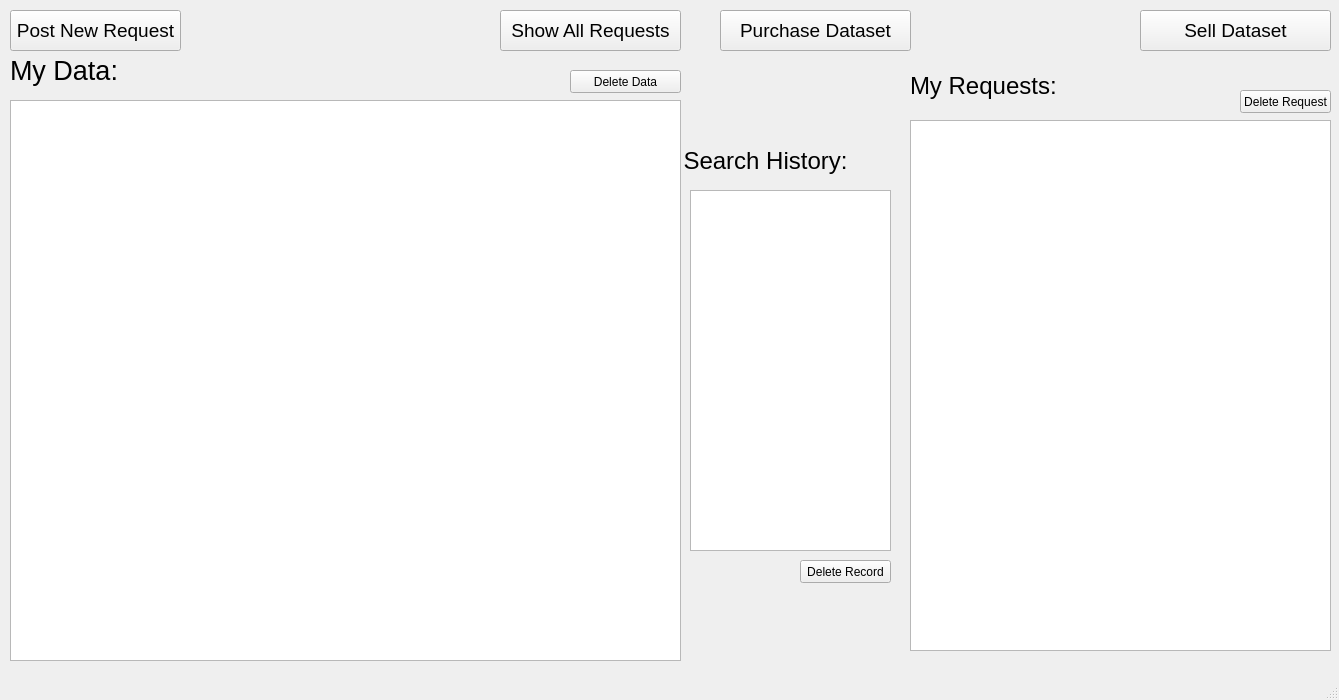
Old version of the form main page.ui in the repository SyedMTaseen/DataSeed.
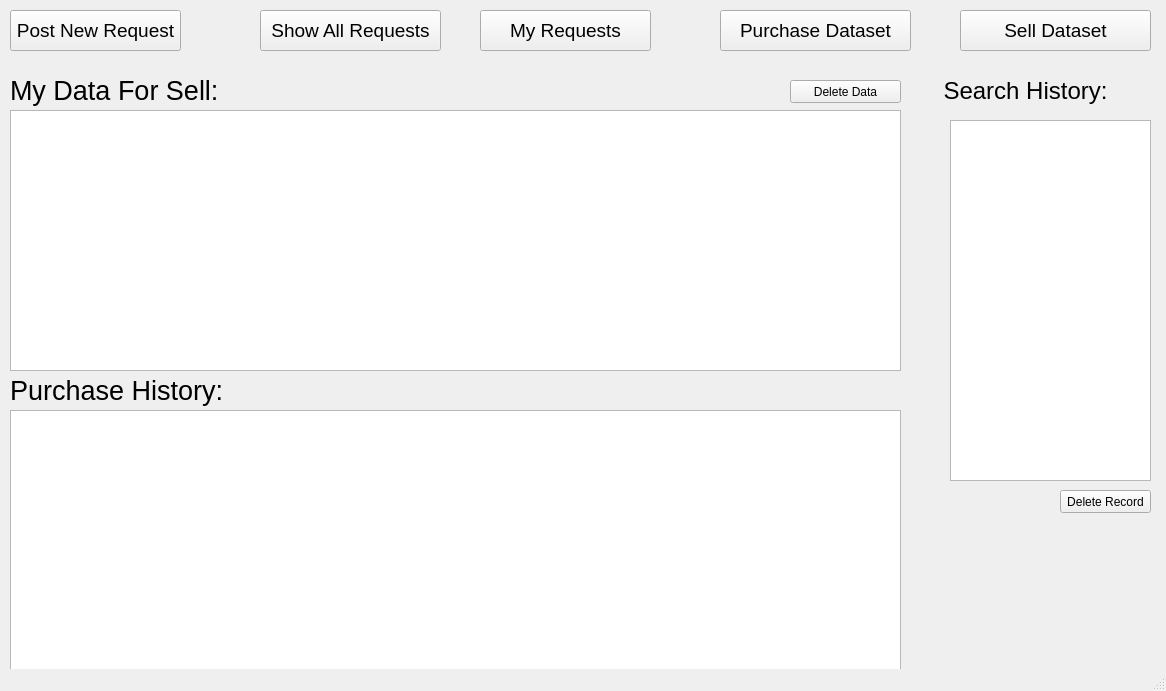
New version of the form.

What changed in the file:
```diff
--- a/main page.ui
+++ b/main page.ui
@@ -6,8 +6,8 @@
    <rect>
     <x>0</x>
     <y>0</y>
-    <width>1339</width>
-    <height>700</height>
+    <width>1166</width>
+    <height>691</height>
    </rect>
   </property>
   <property name="windowTitle">
@@ -38,7 +38,7 @@
    <widget class="QPushButton" name="sell_btn">
     <property name="geometry">
      <rect>
-      <x>1140</x>
+      <x>960</x>
       <y>10</y>
       <width>191</width>
       <height>41</height>
@@ -59,7 +59,7 @@
    <widget class="QPushButton" name="view_req_btn">
     <property name="geometry">
      <rect>
-      <x>500</x>
+      <x>260</x>
       <y>10</y>
       <width>181</width>
       <height>41</height>
@@ -102,37 +102,27 @@
     <property name="geometry">
      <rect>
       <x>10</x>
-      <y>100</y>
-      <width>671</width>
-      <height>561</height>
+      <y>110</y>
+      <width>891</width>
+      <height>261</height>
      </rect>
     </property>
    </widget>
    <widget class="QListWidget" name="listWidget_2">
     <property name="geometry">
      <rect>
-      <x>690</x>
-      <y>190</y>
-      <width>201</width>
-      <height>361</height>
-     </rect>
-    </property>
-   </widget>
-   <widget class="QListWidget" name="listWidget_3">
-    <property name="geometry">
-     <rect>
-      <x>910</x>
+      <x>950</x>
       <y>120</y>
-      <width>421</width>
-      <height>531</height>
+      <width>201</width>
+      <height>361</height>
      </rect>
     </property>
    </widget>
    <widget class="QLabel" name="label">
     <property name="geometry">
      <rect>
-      <x>630</x>
-      <y>140</y>
+      <x>890</x>
+      <y>70</y>
       <width>271</width>
       <height>41</height>
      </rect>
@@ -154,8 +144,8 @@
     <property name="geometry">
      <rect>
       <x>10</x>
-      <y>50</y>
-      <width>181</width>
+      <y>70</y>
+      <width>221</width>
       <height>41</height>
      </rect>
     </property>
@@ -166,46 +156,14 @@
      </font>
     </property>
     <property name="text">
-     <string>My Data:</string>
-    </property>
-   </widget>
-   <widget class="QLabel" name="label_3">
-    <property name="geometry">
-     <rect>
-      <x>910</x>
-      <y>60</y>
-      <width>151</width>
-      <height>51</height>
-     </rect>
-    </property>
-    <property name="font">
-     <font>
-      <family>Segoe UI</family>
-      <pointsize>18</pointsize>
-     </font>
-    </property>
-    <property name="text">
-     <string>My Requests:</string>
-    </property>
-   </widget>
-   <widget class="QPushButton" name="deletereq">
-    <property name="geometry">
-     <rect>
-      <x>1240</x>
-      <y>90</y>
-      <width>91</width>
-      <height>23</height>
-     </rect>
-    </property>
-    <property name="text">
-     <string>Delete Request</string>
+     <string>My Data For Sell:</string>
     </property>
    </widget>
    <widget class="QPushButton" name="deleterecord">
     <property name="geometry">
      <rect>
-      <x>800</x>
-      <y>560</y>
+      <x>1060</x>
+      <y>490</y>
       <width>91</width>
       <height>23</height>
      </rect>
@@ -217,8 +175,8 @@
    <widget class="QPushButton" name="deletedata">
     <property name="geometry">
      <rect>
-      <x>570</x>
-      <y>70</y>
+      <x>790</x>
+      <y>80</y>
       <width>111</width>
       <height>23</height>
      </rect>
@@ -230,8 +188,8 @@
    <widget class="QLabel" name="Lerror2">
     <property name="geometry">
      <rect>
-      <x>710</x>
-      <y>600</y>
+      <x>970</x>
+      <y>530</y>
       <width>171</width>
       <height>16</height>
      </rect>
@@ -246,8 +204,8 @@
    <widget class="QLabel" name="Lerror3">
     <property name="geometry">
      <rect>
-      <x>200</x>
-      <y>70</y>
+      <x>360</x>
+      <y>80</y>
       <width>281</width>
       <height>16</height>
      </rect>
@@ -259,20 +217,51 @@
      <set>Qt::AlignCenter</set>
     </property>
    </widget>
-   <widget class="QLabel" name="Lerror1">
+   <widget class="QPushButton" name="myreqButton">
     <property name="geometry">
      <rect>
-      <x>1020</x>
-      <y>660</y>
-      <width>201</width>
-      <height>21</height>
+      <x>480</x>
+      <y>10</y>
+      <width>171</width>
+      <height>41</height>
      </rect>
     </property>
+    <property name="font">
+     <font>
+      <pointsize>14</pointsize>
+     </font>
+    </property>
     <property name="text">
-     <string/>
+     <string>My Requests</string>
     </property>
-    <property name="alignment">
-     <set>Qt::AlignCenter</set>
+   </widget>
+   <widget class="QListWidget" name="listWidget_3">
+    <property name="geometry">
+     <rect>
+      <x>10</x>
+      <y>410</y>
+      <width>891</width>
+      <height>261</height>
+     </rect>
+    </property>
+   </widget>
+   <widget class="QLabel" name="label_3">
+    <property name="geometry">
+     <rect>
+      <x>10</x>
+      <y>370</y>
+      <width>221</width>
+      <height>41</height>
+     </rect>
+    </property>
+    <property name="font">
+     <font>
+      <family>Segoe UI</family>
+      <pointsize>20</pointsize>
+     </font>
+    </property>
+    <property name="text">
+     <string>Purchase History:</string>
     </property>
    </widget>
   </widget>
```
